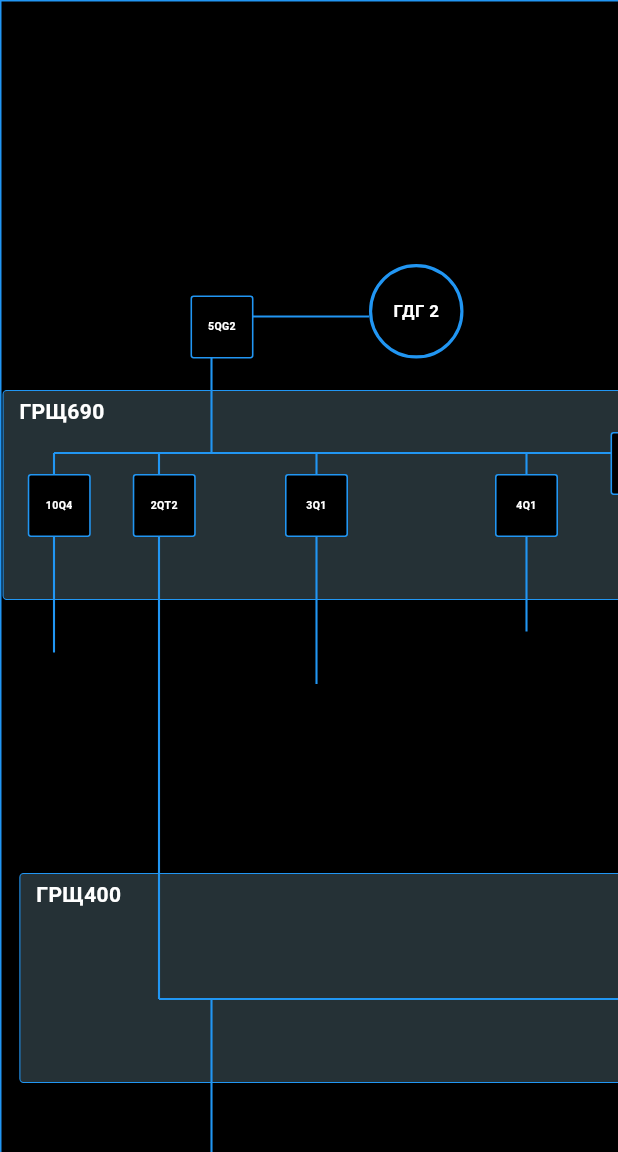
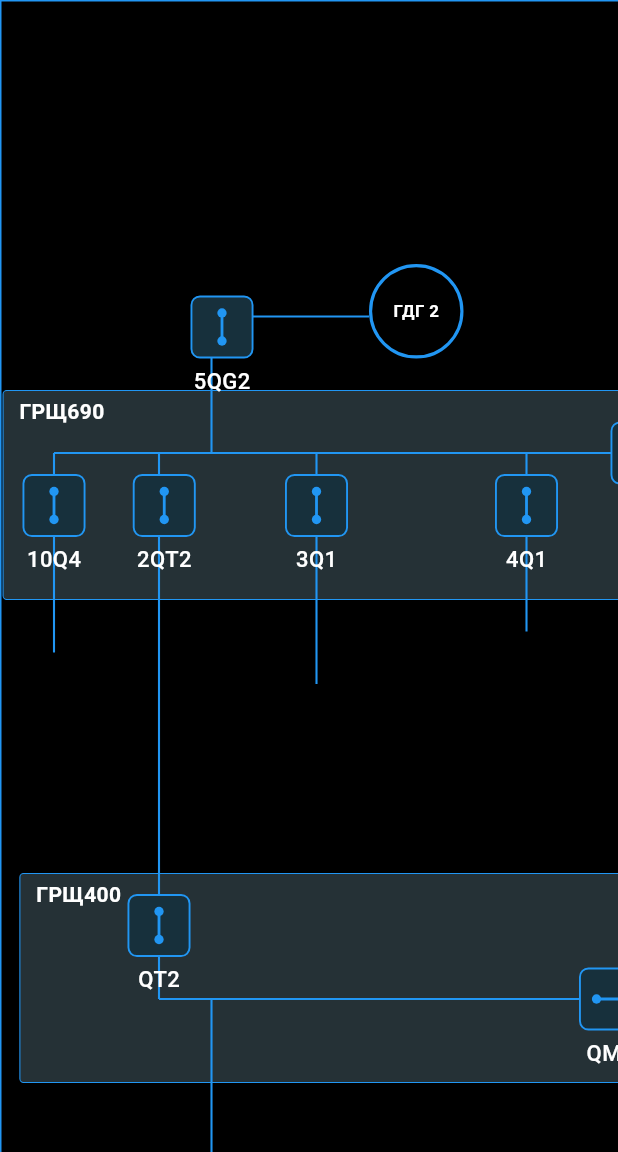
Before and after one commit to Gendalf4ever/azimuth_imitator, a Flutter app: the screen it shows after launch, tab 3 chosen, on a phone screen of 412 x 824 dp, the part 84-1236 px from its top. Run offline on Flutter 3.47's test engine with Material 3 defaults, Android fonts, the light colour scheme and no system bars; our stand-ins replace fl_chart, flutter_svg.

Commit message:
some refactoring and new circuit breakers

```diff
--- a/lib/azimuthWidget.dart
+++ b/lib/azimuthWidget.dart
@@ -92,7 +92,7 @@ class _AzimuthWidgetState extends State<AzimuthWidget> with SingleTickerProvider
                 children: [
                   SizedBox(
                     child: SvgPicture.asset(
-                      'imgs/propeller_v3_strelka.svg',
+                      'lib/imgs/propeller_v3_strelka.svg',
                       width: widget.size * 0.70,
                       height: widget.size * 0.52,
                       fit: BoxFit.fill,
--- a/lib/pages/diagramPage.dart
+++ b/lib/pages/diagramPage.dart
@@ -1,3 +1,5 @@
+// ignore_for_file: library_private_types_in_public_api
+
 import 'dart:async';
 import 'package:flutter/material.dart';
 import '../dataProvider.dart';
--- a/lib/pages/schemePage.dart
+++ b/lib/pages/schemePage.dart
@@ -1,8 +1,9 @@
 // ignore_for_file: file_names
+import 'package:azimuth_imitator/diagram_widgets/CircuitBreakerIndicator.dart';
+import 'package:azimuth_imitator/diagram_widgets/TransformerIndicator.dart';
 import 'package:flutter/material.dart';
 import '../components/colorManager.dart';
 import '../widgets/diagramPainter.dart';
-import 'package:flutter_svg/flutter_svg.dart';
 
 class SchemePage extends StatefulWidget {
   const SchemePage({super.key});
@@ -13,24 +14,32 @@ class SchemePage extends StatefulWidget {
 
 class _SchemePageState extends State<SchemePage> {
   final double _scale = 0.7;
+
   final List<Map<String, dynamic>> _buses = [
     {'title': 'ГРЩ690', 'top': 370, 'left': 1, 'height': 200, 'width': 1770},
     {'title': 'ГРЩ400', 'top': 830, 'left': 17, 'height': 200, 'width': 1750},
     {'title': 'АРЩ400', 'top': 1150, 'left': 17, 'height': 150, 'width': 1750},
   ];
+
   final List<List<dynamic>> _boxes = [
-    ['5QG2', 180, 280],
-    ['7QG1', 1370, 280],
-    ['10Q4', 25, 450],
-    ['2QT2', 125, 450],
-    ['3Q1', 270, 450],
-    ['4Q1', 470, 450],
-    ['6QM', 580, 410],
-    ['6QT7', 670, 450],
-    ['8Q1', 1120, 450],
-    ['10QT8', 1270, 450],
-    ['9QT1', 1480, 450],
-    ['1Q4', 1625, 450],
+    ['5QG2', 180, 280, true],
+    ['7QG1', 1370, 280, true],
+    ['10Q4', 20, 450, true],
+    ['2QT2', 125, 450, true],
+    ['3Q1', 270, 450, true],
+    ['4Q1', 470, 450, true],
+    ['6QM', 580, 400, false],
+    ['6QT7', 670, 450, true],
+    ['8Q1', 1120, 450, true],
+    ['10QT8', 1270, 450, true],
+    ['9QT1', 1480, 450, true],
+    ['1Q4', 1625, 450, true],
+    ['QT2', 120, 850, true],
+    ['QT1', 1470, 850, true],
+    ['QM1', 550, 920, false],
+    ['Q2', 170, 1220, true],
+    ['Q1', 1370, 1220, true],
+    ['QG', 1170, 1160, true],
   ];
 
   @override
@@ -45,7 +54,7 @@ class _SchemePageState extends State<SchemePage> {
             child: Container(
               width: 1780 * s,
               height: 1324 * s,
-              decoration:  BoxDecoration(
+              decoration: BoxDecoration(
                 color: ColorManager.primaryBackground,
                 border: Border.all(
                   color: ColorManager.primary,
@@ -80,17 +89,18 @@ class _SchemePageState extends State<SchemePage> {
                         ),
                       ),
                     ),
-                      ),
-                    ),
-                  //scheme lines
+                  )),
+
+                  // scheme lines
                   Positioned.fill(
                     child: IgnorePointer(
                       child: CustomPaint(
                         size: Size(1780 * s, 1324 * s),
                         painter: SecondDiagramPainter(scale: s),
                       ),
-                      )
                     ),
+                  ),
+
                   _buildGDG('ГДГ 2', 350 * s, 250 * s),
                   _buildGDG('ГДГ 1', 1200 * s, 250 * s),
                   _buildGDG('АСДГ ', 1155 * s, 1050 * s),
@@ -98,30 +108,41 @@ class _SchemePageState extends State<SchemePage> {
                   ..._boxes.map((box) => Positioned(
                     top: (box[2] as num).toDouble() * s,
                     left: (box[1] as num).toDouble() * s,
-                      child: Container(
+                    child: CBIndicator(
                       width: 60 * s,
                       height: 60 * s,
-                        decoration: BoxDecoration(
-                          color: ColorManager.primaryBackground,
-                          border: Border.all(color: ColorManager.primary, width: 1.5 * s),
-                          borderRadius: BorderRadius.circular(3 * s),
+                      isConnected: true,
+                      isVertical: box[3] as bool,
+                      stateColor: ColorManager.primary,
+                      label: box[0],
+                      labelPosition: CBLabelPosition.below,
                     ),
-                        child: Center(
-                          child: Text(
-                            box[0],
-                            textAlign: TextAlign.center,
-                            style: TextStyle(
-                              color: ColorManager.text,
-                              fontSize: 10 * s,
-                              fontWeight: FontWeight.bold,
+                  )),
+
+                  Positioned(
+                    top: 620 * s,
+                    left: 670 * s,
+                    child: TransformerIndicator(
+                      width: 60 * s,
+                      height: 120 * s,
+                      ringNumber: 2,
+                      stateColor: ColorManager.primary,
+                      label: 'T7',
+                      labelPosition: TransformerLabelPosition.below,
                     ),
                   ),
+                  Positioned(
+                    top: 620 * s,
+                    left: 1270 * s,
+                    child: TransformerIndicator(
+                      width: 60 * s,
+                      height: 120 * s,
+                      ringNumber: 2,
+                      stateColor: ColorManager.primary,
+                      label: 'T8',
+                      labelPosition: TransformerLabelPosition.below,
                     ),
                   ),
-                    ),
-                  ),
-                  _buildTransformer('T7', 670 * s, 620 * s),
-                  _buildTransformer('T8', 1270 * s, 620 * s),
                 ],
               ),
             ),
@@ -131,7 +152,7 @@ class _SchemePageState extends State<SchemePage> {
     );
   }
 
-  Widget _buildGDG(String number, double left, double top){
+  Widget _buildGDG(String number, double left, double top) {
     final s = _scale;
     return Positioned(
       top: top,
@@ -162,43 +183,4 @@ class _SchemePageState extends State<SchemePage> {
       ),
     );
   }
-  Widget _buildTransformer(String name, double left, double top){
-    final s = _scale;
-    return Positioned(
-        top: top,
-        left: left,
-        child: Column(
-          mainAxisSize: MainAxisSize.min,
-          children: [
-            Container(
-              width: 60 * s,
-              height: 120 * s,
-              decoration: BoxDecoration(
-                color: ColorManager.primaryBackground,
-                border: Border.all(color: ColorManager.primary, width: 2 * s),
-              ),
-              child: Center(
-                child: SvgPicture.asset(
-                  'imgs/2circles.svg',
-                  width: 36 * s,
-                  height: 72 * s,
-                  colorFilter: ColorFilter.mode(
-                  ColorManager.text, // Перекрашивает иконку под цвет текста темы, если нужно
-                  BlendMode.srcIn,
-                ),
-                ),
-              ),
-            ),
-            SizedBox(height: 5 * s),
-            Text(
-              name,
-              style: TextStyle(
-                color: ColorManager.text,
-                fontSize: 12 * s,
-              ),
-            ),
-          ],
-        ),
-    );
 }
-}
--- a/pubspec.yaml
+++ b/pubspec.yaml
@@ -23,5 +23,5 @@ dev_dependencies:
 
 flutter:
   assets:
-  - imgs/
+  - lib/imgs/
   uses-material-design: true
```
Also changed, not shown: lib/imgs/2circles.svg (renamed from imgs/2circles.svg), lib/imgs/3circles.svg (renamed from imgs/3circles.svg), lib/imgs/4circles.svg (renamed from imgs/4circles.svg), lib/imgs/CBConnected.svg (renamed from imgs/CBConnected.svg), lib/imgs/CBDisconnected.svg (renamed from imgs/CBDisconnected.svg), lib/imgs/propeller v3.svg (renamed from imgs/propeller v3.svg), lib/imgs/propeller_v3_strelka.svg (renamed from imgs/propeller_v3_strelka.svg), 2 other files. Lines whose indentation alone changed are shown as unchanged.
